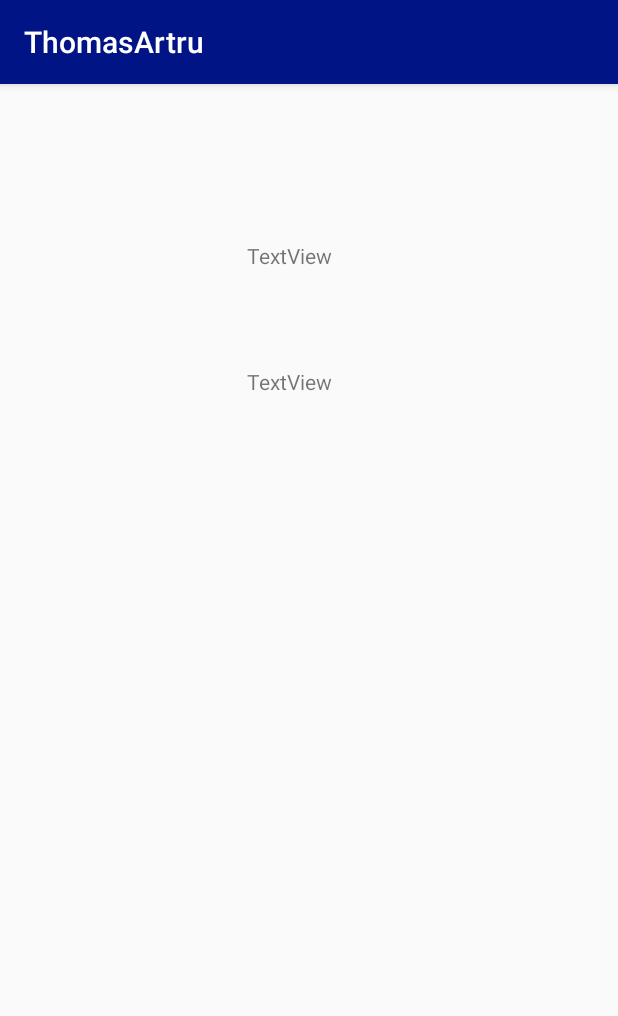
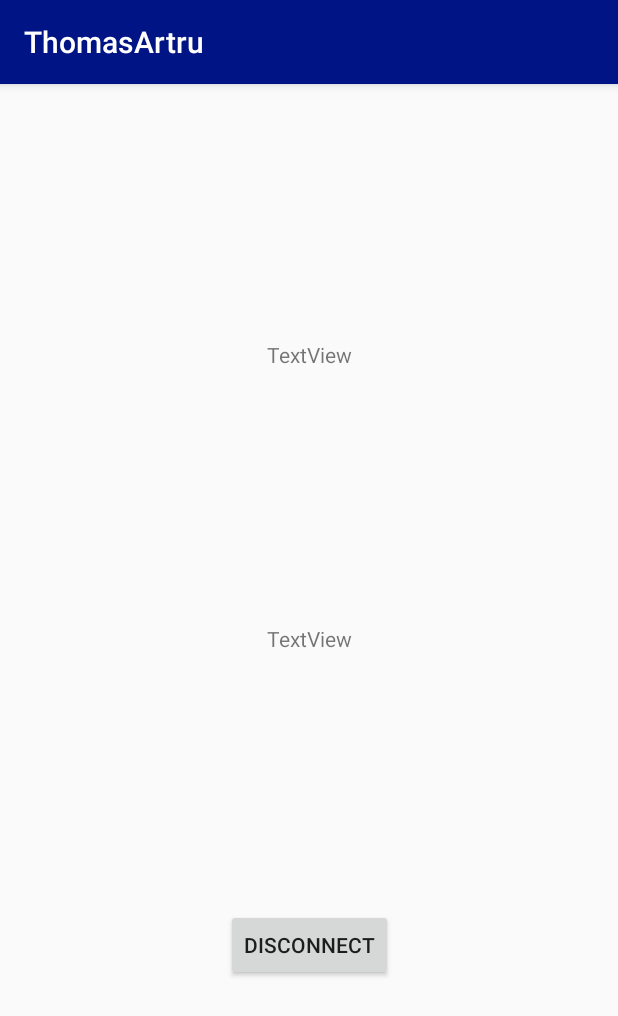
Before and after one commit to Thoril/AndroidSecurityProject, an Android app: the LoggedActivity screen opened directly, with no data from a screen before it, on a phone screen of 412 x 824 dp. Shown: the top 1016 px of the screen. Run offline under Robolectric (Android 15) with nearby library versions, the phone set to English and light mode, and no system bars; 3 statements that could not run were skipped.

Commit message:
Smartlock fin

```diff
--- a/AndroidToolBox/app/src/main/java/fr/isen/artru/androidtoolbox/LoggedActivity.kt
+++ b/AndroidToolBox/app/src/main/java/fr/isen/artru/androidtoolbox/LoggedActivity.kt
@@ -1,16 +1,19 @@
 package fr.isen.artru.androidtoolbox
 
+import android.content.Intent
+import android.os.Bundle
 import android.support.v7.app.AppCompatActivity
-import android.os.Bundle
 import android.util.Log
 import com.google.android.gms.auth.api.credentials.*
 import com.google.android.gms.tasks.OnCompleteListener
 import kotlinx.android.synthetic.main.activity_logged.*
 
+
 class LoggedActivity : AppCompatActivity() {
 
     private val TAG = LoggedActivity::class.java.canonicalName
     private lateinit var mCredentialsClient: CredentialsClient
+    private lateinit var cred : Credential
 
     override fun onCreate(savedInstanceState: Bundle?) {
         super.onCreate(savedInstanceState)
@@ -30,15 +33,22 @@ class LoggedActivity : AppCompatActivity() {
                 }
             })
 
+        DisconnectSmartLock.setOnClickListener {
+            mCredentialsClient.delete(this.cred).addOnCompleteListener { task ->
+                if (task.isSuccessful) {
+                    startActivity(Intent(this,SharedprefActivity::class.java))
+                }
+            }
 
+        }
     }
 
     private fun onCredentialRetrieved(credential: Credential) {
         val accountType = credential.accountType
+        this.cred= credential
         Log.i(TAG, "AccountType : " + accountType.toString())
         Log.i(TAG, "id : $"+credential.id+"  pass : "+credential.password)
         showId.text=credential.id
         showPass.text=credential.password
-
     }
 }
--- a/AndroidToolBox/app/src/main/java/fr/isen/artru/androidtoolbox/SharedprefActivity.kt
+++ b/AndroidToolBox/app/src/main/java/fr/isen/artru/androidtoolbox/SharedprefActivity.kt
@@ -62,8 +62,6 @@ class SharedprefActivity : AppCompatActivity() {
                 val resp: Map<String, Any> = Gson().fromJson(response, object : TypeToken<Map<String, Any>>() {}.type)
                 Log.i(TAG, resp["token"]?.toString())
                 this.store(email, pass)
-                val intent = Intent(this, LoggedActivity::class.java)
-                startActivity(intent)
             },
             Response.ErrorListener { Log.i(TAG, "Erreur dans la requete : " + it.message) }) {
             override fun getParams(): Map<String, String> {
@@ -82,6 +80,7 @@ class SharedprefActivity : AppCompatActivity() {
             if (it.isSuccessful) {
                 Log.d(TAG, "SAVE: OK")
                 Toast.makeText(this, "Credentials saved", Toast.LENGTH_SHORT).show()
+                return@addOnCompleteListener
             }
             val e = it.exception
             if (e is ResolvableApiException) {
@@ -119,6 +118,8 @@ class SharedprefActivity : AppCompatActivity() {
             if (resultCode == RESULT_OK) {
                 Log.d(TAG, "SAVE: OK")
                 Toast.makeText(this, "Credentials saved", Toast.LENGTH_SHORT).show()
+                val intent = Intent(this, LoggedActivity::class.java)
+                startActivity(intent)
             } else {
                 Log.e(TAG, "SAVE: Canceled by user")
             }
--- a/AndroidToolBox/app/src/main/res/layout/activity_logged.xml
+++ b/AndroidToolBox/app/src/main/res/layout/activity_logged.xml
@@ -11,17 +11,26 @@
             android:text="TextView"
             android:layout_width="wrap_content"
             android:layout_height="wrap_content"
-            android:id="@+id/showId" app:layout_constraintStart_toStartOf="parent"
-            android:layout_marginStart="8dp" app:layout_constraintEnd_toEndOf="parent" android:layout_marginEnd="8dp"
-            android:layout_marginTop="8dp" app:layout_constraintTop_toTopOf="parent" android:layout_marginBottom="8dp"
-            app:layout_constraintBottom_toTopOf="@+id/showPass" app:layout_constraintHorizontal_bias="0.461"
-            app:layout_constraintVertical_bias="0.632"/>
+            android:id="@+id/showId"
+            app:layout_constraintTop_toTopOf="parent"
+            app:layout_constraintBottom_toTopOf="@+id/showPass" app:layout_constraintStart_toStartOf="parent"
+            android:layout_marginStart="8dp" app:layout_constraintEnd_toEndOf="parent" android:layout_marginEnd="8dp"/>
     <TextView
             android:text="TextView"
             android:layout_width="wrap_content"
             android:layout_height="wrap_content"
-            android:id="@+id/showPass" app:layout_constraintStart_toStartOf="parent"
-            android:layout_marginStart="8dp" app:layout_constraintEnd_toEndOf="parent" android:layout_marginEnd="8dp"
-            android:layout_marginBottom="560dp" app:layout_constraintBottom_toBottomOf="parent"
-            app:layout_constraintHorizontal_bias="0.461"/>
+            android:id="@+id/showPass"
+            app:layout_constraintTop_toBottomOf="@+id/showId"
+            app:layout_constraintBottom_toTopOf="@+id/DisconnectSmartLock" app:layout_constraintEnd_toEndOf="parent"
+            android:layout_marginEnd="8dp" app:layout_constraintStart_toStartOf="parent"
+            android:layout_marginStart="8dp"/>
+    <Button
+            android:text="disconnect"
+            android:layout_width="wrap_content"
+            android:layout_height="wrap_content"
+            android:id="@+id/DisconnectSmartLock"
+            app:layout_constraintBottom_toBottomOf="parent"
+            app:layout_constraintTop_toBottomOf="@+id/showPass" app:layout_constraintEnd_toEndOf="parent"
+            android:layout_marginEnd="8dp" app:layout_constraintStart_toStartOf="parent"
+            android:layout_marginStart="8dp"/>
 </android.support.constraint.ConstraintLayout>
```
